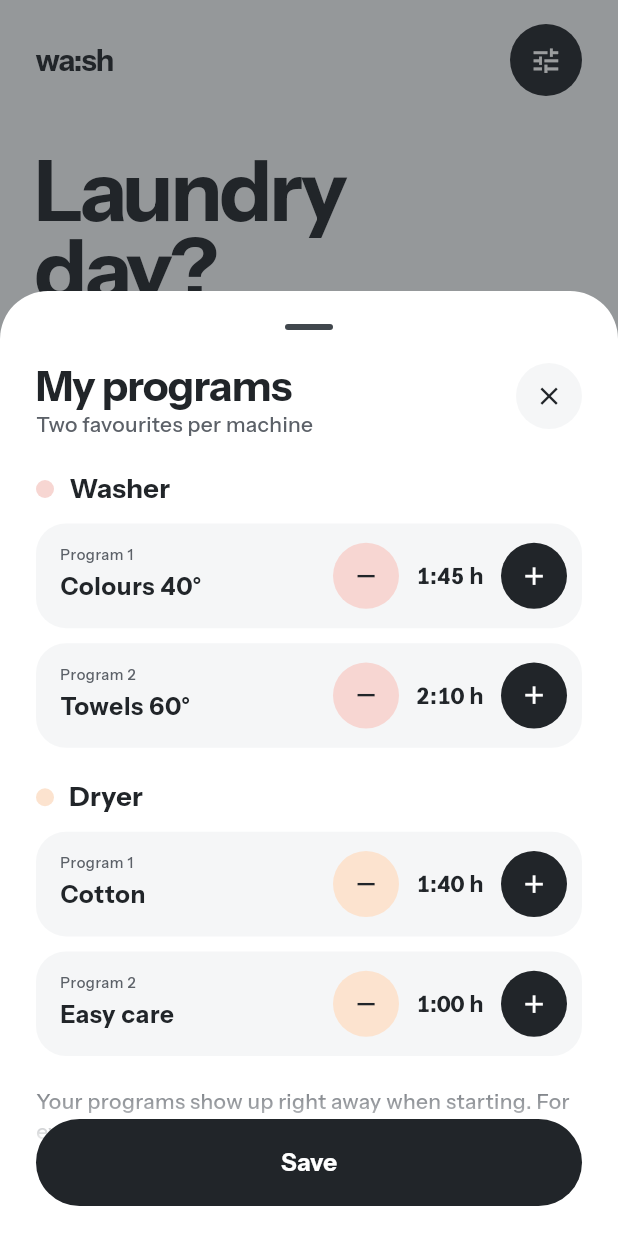
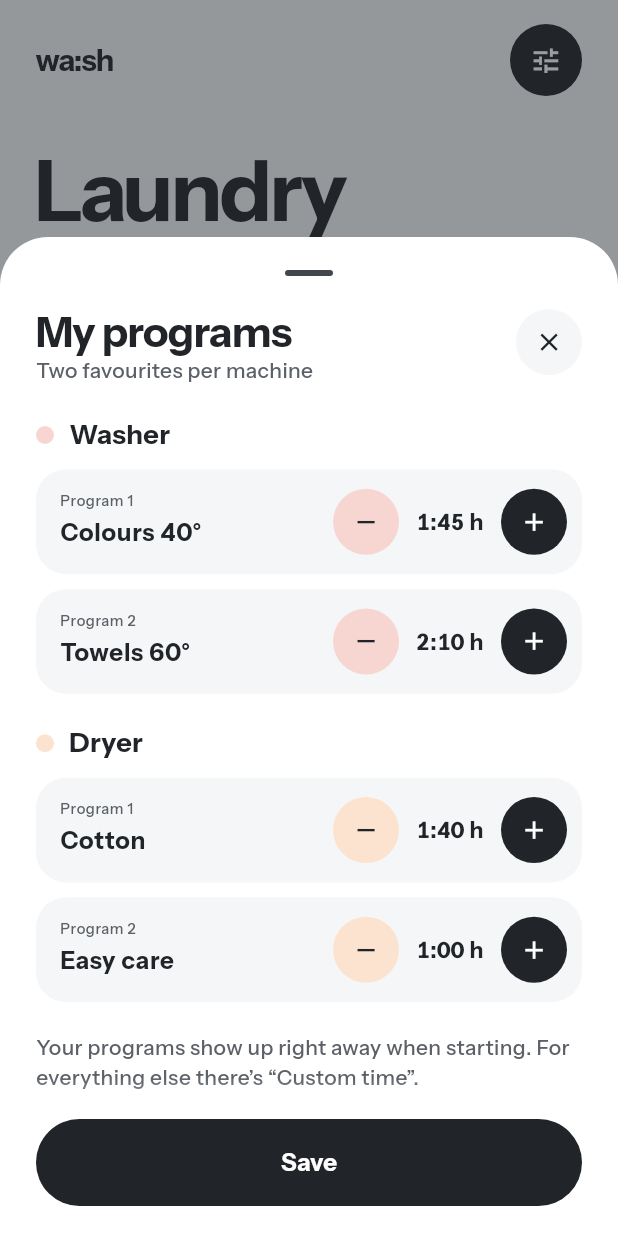
Before and after one commit to K0RBI02/wa-sh, a Flutter app: the screen it shows after launch, after a tap on the "tune" icon, on a phone screen of 412 x 824 dp. Run offline on Flutter 3.47's test engine with Material 3 defaults, Android fonts, the phone set to English and light mode, and no system bars; our stand-ins replace flutter_local_notifications, flutter_secure_storage, path_drawing, shared_preferences, timezone; missing offline and left inert: quick_actions; project files that could hold a hidden picture were left out.

Commit message:
My programs: fixed 75 % popup, content scrolls inside
Co-Authored-By: Korbi <194834758+K0RBI02@users.noreply.github.com>
Co-Authored-By: Claude Opus 5.5 <noreply@anthropic.com>

```diff
--- a/lib/screens/programs_sheet.dart
+++ b/lib/screens/programs_sheet.dart
@@ -1,3 +1,5 @@
+import 'dart:math' as math;
+
 import 'package:flutter/material.dart';
 import 'package:flutter/services.dart';
 
@@ -29,22 +31,22 @@ Future<void> showProgramsSheet(BuildContext context) {
   );
 }
 
-/// „Meine Programme“: öffnet auf 75 %, lässt sich hochziehen. Kopf mit
-/// Schließen und „Speichern“ bleiben stehen, nur der Inhalt scrollt.
+/// „Meine Programme“: fest 75 % hoch. Kopf mit Schließen und „Speichern“
+/// bleiben stehen, nur der Inhalt dazwischen scrollt.
 class _ProgramsSheet extends StatelessWidget {
   const _ProgramsSheet();
 
   @override
   Widget build(BuildContext context) {
-    final insets = MediaQuery.of(context).viewInsets.bottom;
-    return DraggableScrollableSheet(
-      expand: false,
-      initialChildSize: 0.75,
-      minChildSize: 0.4,
-      maxChildSize: 1,
-      snap: true,
-      snapSizes: const [0.75],
-      builder: (context, scroll) => Column(
+    final mq = MediaQuery.of(context);
+    final insets = mq.viewInsets.bottom;
+    // Mit Tastatur rutscht das Popup nach oben und wird nur so hoch wie Platz ist.
+    final height = math.min(mq.size.height * 0.75, mq.size.height - insets - mq.padding.top - 24);
+    return Padding(
+      padding: EdgeInsets.only(bottom: insets),
+      child: SizedBox(
+      height: height,
+      child: Column(
         crossAxisAlignment: CrossAxisAlignment.stretch,
         children: [
           // Fester Kopf
@@ -79,8 +81,7 @@ class _ProgramsSheet extends StatelessWidget {
               children: [
                 // Scrollender Inhalt – unten Platz für den schwebenden Knopf
                 ListView(
-                  controller: scroll,
-                  padding: EdgeInsets.fromLTRB(24, 8, 24, 112 + insets),
+                  padding: const EdgeInsets.fromLTRB(24, 8, 24, 112),
                   children: const [_ProgramsList()],
                 ),
                 // Schwebendes „Speichern“ mit sanftem Übergang nach oben
@@ -89,7 +90,7 @@ class _ProgramsSheet extends StatelessWidget {
                   right: 0,
                   bottom: 0,
                   child: Container(
-                      padding: EdgeInsets.fromLTRB(24, 28, 24, 20 + insets),
+                      padding: const EdgeInsets.fromLTRB(24, 28, 24, 20),
                       decoration: BoxDecoration(
                         gradient: LinearGradient(
                           begin: Alignment.topCenter,
@@ -105,6 +106,7 @@ class _ProgramsSheet extends StatelessWidget {
             ),
           ),
         ],
+      ),
       ),
     );
   }
```
Also changed, not shown: 1 other file.
